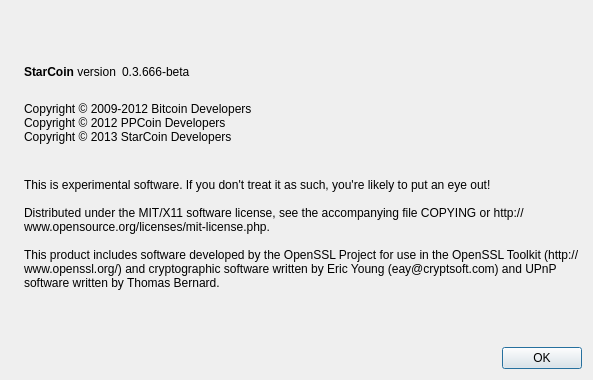
woolongcoin/bsgcoin, file src/qt/forms/aboutdialog.ui: the form before one commit.
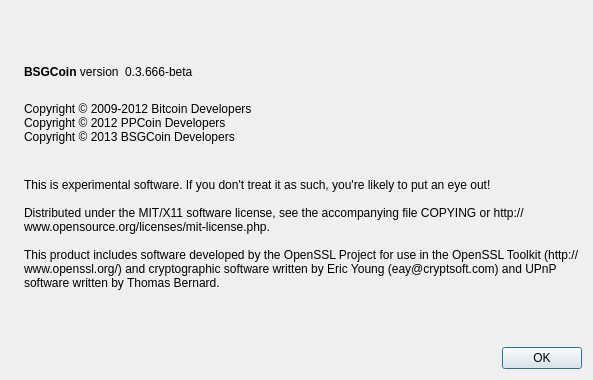
The form after the commit. Icons and pictures are not drawn.

What changed in the file:
```diff
--- a/src/qt/forms/aboutdialog.ui
+++ b/src/qt/forms/aboutdialog.ui
@@ -50,7 +50,7 @@
           <cursorShape>IBeamCursor</cursorShape>
          </property>
          <property name="text">
-          <string>&lt;b&gt;StarCoin&lt;/b&gt; version</string>
+          <string>&lt;b&gt;BSGCoin&lt;/b&gt; version</string>
          </property>
          <property name="textInteractionFlags">
           <set>Qt::LinksAccessibleByMouse|Qt::TextSelectableByKeyboard|Qt::TextSelectableByMouse</set>
@@ -94,7 +94,7 @@
         <string>
 Copyright © 2009-2012 Bitcoin Developers
 Copyright © 2012 PPCoin Developers
-Copyright © 2013 StarCoin Developers
+Copyright © 2013 BSGCoin Developers
 </string>
        </property>
        <property name="textInteractionFlags">
```
Left out of the diff: 2 changed lines with no effect on the pictures.
